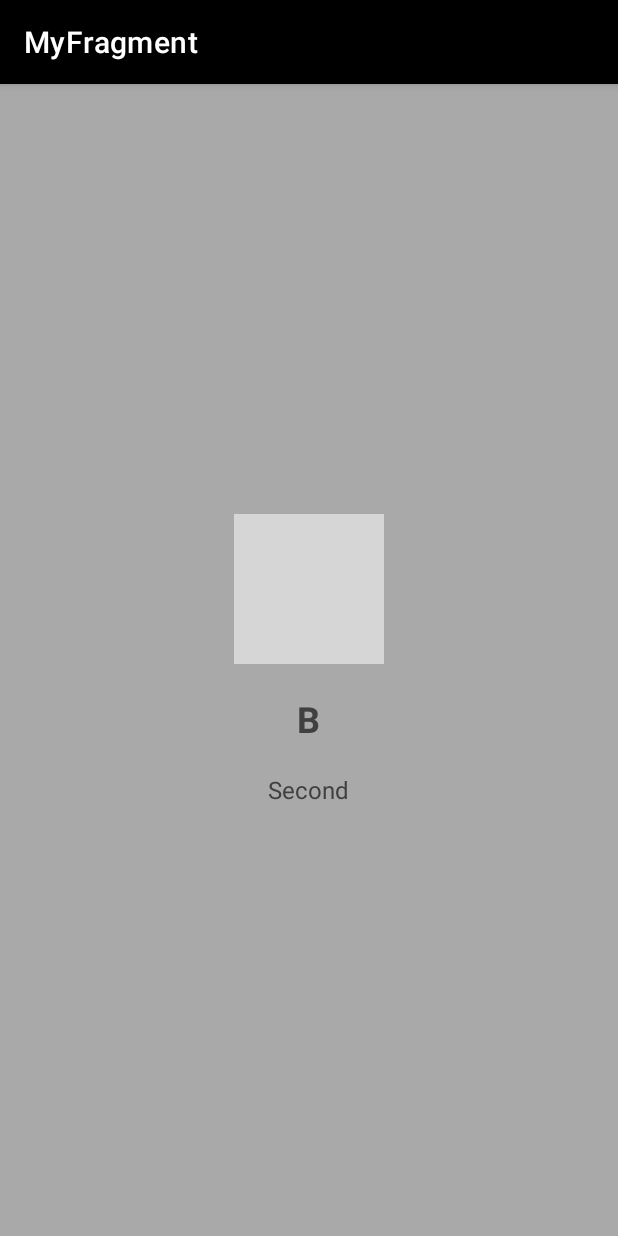
After one commit to r3nyah/praktikum-Fragment, an Android app: the fragment Intro2Fragment shown on its own in the app's theme, on a phone screen of 412 x 824 dp. The commit adds this screen. Run offline under Robolectric (Android 15) with nearby library versions, the phone set to English and light mode, and no system bars; grey boxes are pictures that could not be loaded.

Commit message:
Finished introslider with dummy

```diff
--- a/app/build.gradle
+++ b/app/build.gradle
@@ -45,6 +45,7 @@ dependencies {
     implementation 'com.google.android.material:material:1.5.0'
     implementation 'androidx.lifecycle:lifecycle-extensions:2.2.0'
     implementation 'androidx.legacy:legacy-support-v4:1.0.0'
+    implementation 'androidx.viewpager2:viewpager2:1.0.0'
     //implementation 'androidx.constraintlayout:constraintlayout:2.1.3'
 
 }
--- /dev/null
+++ b/app/src/main/java/www/smktelkommlg/myfragment/Intro2Fragment.kt
@@ -0,0 +1,14 @@
+package www.smktelkommlg.myfragment
+
+import android.os.Bundle
+import android.view.LayoutInflater
+import android.view.View
+import android.view.ViewGroup
+import androidx.fragment.app.Fragment
+class Intro2Fragment : Fragment() {
+    override fun onCreateView(
+        inflater: LayoutInflater, container: ViewGroup?, savedInstanceState: Bundle?
+    ): View? {
+        return inflater.inflate(R.layout.activity_intro2, container, false)
+    }
+}
--- a/app/src/main/java/www/smktelkommlg/myfragment/SplashScreen.kt
+++ b/app/src/main/java/www/smktelkommlg/myfragment/SplashScreen.kt
@@ -14,7 +14,7 @@ class SplashScreen : AppCompatActivity() {
         val splashHandler = Handler(mainLooper)
 
         splashHandler.postDelayed({
-            val intent = Intent(this@SplashScreen,MainActivity::class.java)
+            val intent = Intent(this@SplashScreen,IntroSliderActivity::class.java)
             startActivity(intent)
         },5000)
     }
--- /dev/null
+++ b/app/src/main/res/layout/activity_intro2.xml
@@ -0,0 +1,37 @@
+<?xml version="1.0" encoding="utf-8"?>
+<LinearLayout xmlns:android="http://schemas.android.com/apk/res/android"
+    android:orientation="vertical"
+    android:layout_width="match_parent"
+    android:layout_height="match_parent"
+    android:padding="30dp"
+    android:gravity="center"
+    android:background="#A9A9A9">
+
+    <ImageView
+        android:layout_width="100dp"
+        android:layout_height="100dp"
+        android:src="@drawable/ic_wikusama"
+        />
+
+    <TextView
+        android:layout_width="wrap_content"
+        android:layout_height="wrap_content"
+        android:text="@string/text_intro2"
+        android:textColor="@color/darkgray"
+        android:textSize="24sp"
+        android:gravity="center"
+        android:layout_marginTop="20dp"
+        android:textStyle="bold"
+        />
+
+    <TextView
+        android:layout_width="wrap_content"
+        android:layout_height="wrap_content"
+        android:text="@string/desc_intro2"
+        android:textColor="@color/darkgray"
+        android:textSize="16sp"
+        android:gravity="center"
+        android:layout_marginTop="20dp"
+        />
+
+</LinearLayout>
--- /dev/null
+++ b/app/src/main/res/values/attrs.xml
@@ -0,0 +1,6 @@
+<?xml version="1.0" encoding="utf-8"?>
+<resources>
+    <declare-styleable name="IndicatorLayout">
+        <attr name="indicatorCount" format="integer" />
+    </declare-styleable>
+</resources>
--- a/app/src/main/res/values/colors.xml
+++ b/app/src/main/res/values/colors.xml
@@ -12,4 +12,5 @@
     <color name="primary_dark">#FF6200EE</color>
     <color name="accent">#FF3700B3</color>
     <color name="gray">#D3D3D3</color>
+    <color name="darkgray">#404040</color>
 </resources>
--- a/app/src/main/res/values/strings.xml
+++ b/app/src/main/res/values/strings.xml
@@ -4,4 +4,11 @@
     <string name="hello_blank_fragment">Hello blank fragment</string>
     <string name="tab_text_1">Input</string>
     <string name="tab_text_2">Result</string>
+
+    <string name="text_intro1">A</string>
+    <string name="text_intro2">B</string>
+    <string name="text_intro3">C</string>
+    <string name="desc_intro1">First</string>
+    <string name="desc_intro2">Second</string>
+    <string name="desc_intro3">Third</string>
 </resources>
```
Also changed, not shown: app/src/main/AndroidManifest.xml (+5 -11 lines), app/src/main/java/www/smktelkommlg/myfragment/IndicatorLayout.kt (added, +64 -0 lines), app/src/main/java/www/smktelkommlg/myfragment/Intro1Fragment.kt (added, +14 -0 lines), app/src/main/java/www/smktelkommlg/myfragment/Intro3Fragment.kt (added, +15 -0 lines), app/src/main/java/www/smktelkommlg/myfragment/IntroSliderActivity.kt (added, +77 -0 lines), app/src/main/java/www/smktelkommlg/myfragment/IntroSliderAdapter.kt (added, +20 -0 lines), app/src/main/res/layout/activity_intro1.xml (added, +37 -0 lines), app/src/main/res/layout/activity_intro3.xml (added, +37 -0 lines), app/src/main/res/layout/activity_intro_slider.xml (added, +57 -0 lines).
